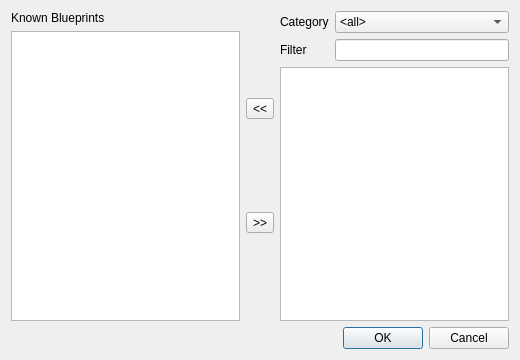
Above: starcheat/templates/Blueprints.ui from wizzomafizzo/starcheat before the change. Below: the same form after it.
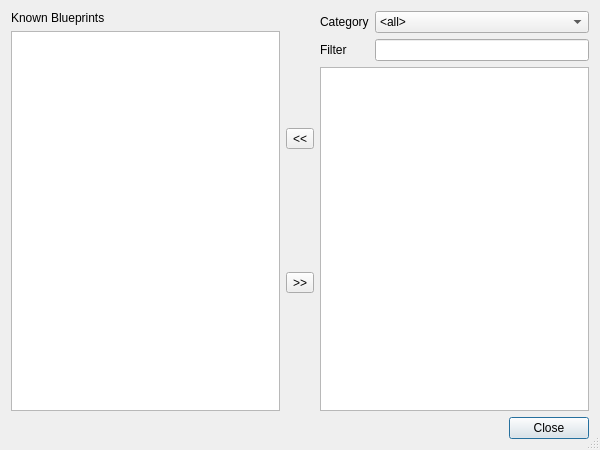
That is the form after the change. Icons and pictures are not drawn.

Patch:
```diff
--- a/starcheat/templates/Blueprints.ui
+++ b/starcheat/templates/Blueprints.ui
@@ -9,13 +9,19 @@
    <rect>
     <x>0</x>
     <y>0</y>
-    <width>520</width>
-    <height>360</height>
+    <width>600</width>
+    <height>450</height>
    </rect>
   </property>
   <property name="windowTitle">
    <string>Manage Blueprints</string>
   </property>
+  <property name="sizeGripEnabled">
+   <bool>true</bool>
+  </property>
+  <property name="modal">
+   <bool>true</bool>
+  </property>
   <layout class="QGridLayout" name="gridLayout_4">
    <item row="0" column="0">
     <layout class="QGridLayout" name="gridLayout_2">
@@ -120,7 +126,7 @@
       <enum>Qt::Horizontal</enum>
      </property>
      <property name="standardButtons">
-      <set>QDialogButtonBox::Cancel|QDialogButtonBox::Ok</set>
+      <set>QDialogButtonBox::Close</set>
      </property>
     </widget>
    </item>
```
